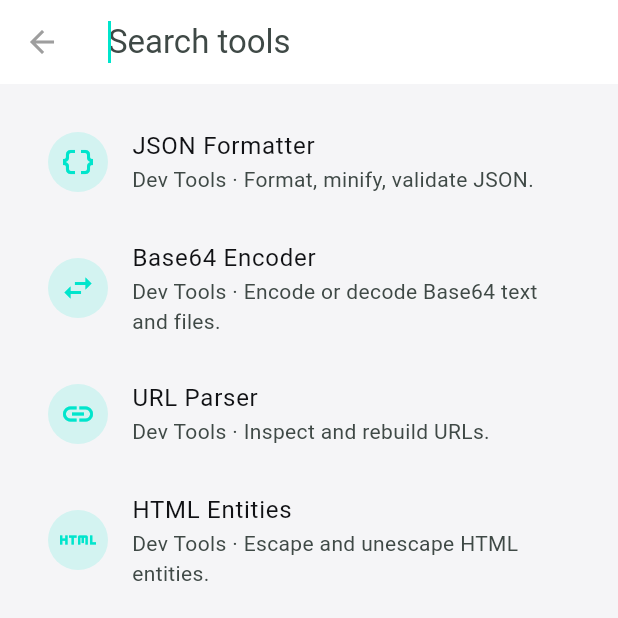
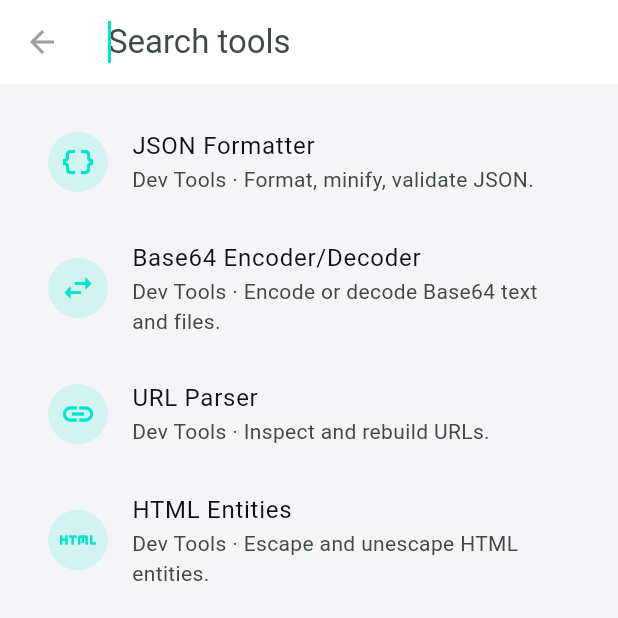
Before and after one commit to umairahmadx/dexor, a Flutter app: the screen it shows after launch, after a tap on the "search" icon, on a phone screen of 412 x 824 dp, the top half of it. Run offline on Flutter 3.47's test engine with Material 3 defaults, Android fonts, the phone set to English and light mode, and no system bars; our stand-ins replace file_picker, open_filex, pdf, permission_handler, printing, share_plus and 1 more; missing offline and left inert: file_saver, google_mlkit_text_recognition, pdfx, syncfusion_flutter_pdf.

Commit message:
Align Base64 naming across registry screen and docs
Agent-Logs-Url: https://github.com/umairahmadx/dexor/sessions/fe2d690f-ae36-440c-b63d-de979f4e21d2

Co-authored-by: umairahmadx <57555747+umairahmadx@users.noreply.github.com>

```diff
--- a/lib/core/registry/tool_registry.dart
+++ b/lib/core/registry/tool_registry.dart
@@ -21,7 +21,7 @@ class ToolRegistry {
     ),
     _tool(
       'base64',
-      'Base64 Encoder',
+      'Base64 Encoder/Decoder',
       'Encode or decode Base64 text and files.',
       Icons.swap_horiz,
       'Dev Tools',
--- a/lib/features/developer_tools/base64_encoder/base64_screen.dart
+++ b/lib/features/developer_tools/base64_encoder/base64_screen.dart
@@ -43,7 +43,7 @@ class _Base64ScreenState extends State<Base64Screen> {
 
     return Scaffold(
       appBar: AppBar(
-        title: const Text('Base64 Encoder'),
+        title: const Text('Base64 Encoder/Decoder'),
         actions: [
           IconButton(
             icon: const Icon(Icons.swap_horiz),
```
Also changed, not shown: 1 other file.
